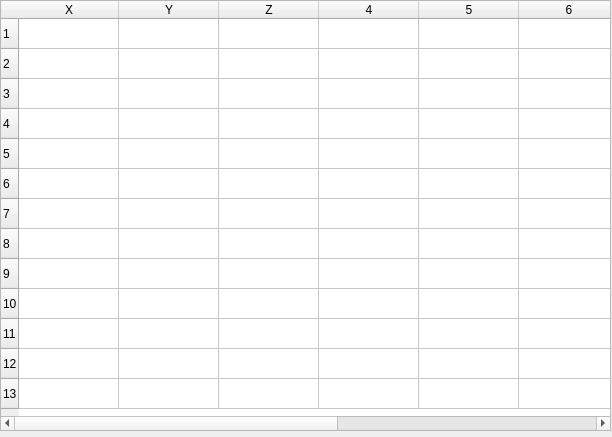
The window that ui/table.ui (Franchini/Canvas) describes before a commit, drawn with Qt 5.
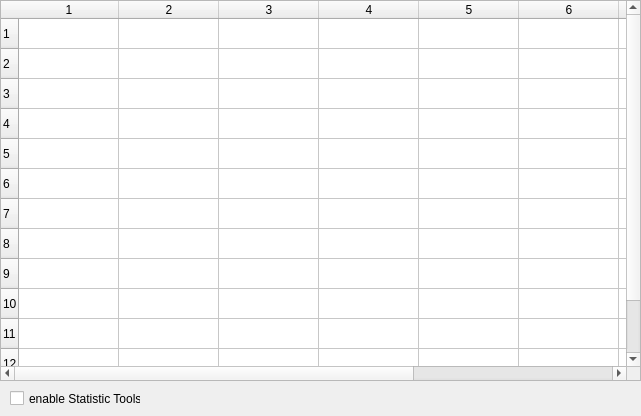
The same window after the commit.

Patch:
```diff
--- a/ui/table.ui
+++ b/ui/table.ui
@@ -6,10 +6,28 @@
    <rect>
     <x>0</x>
     <y>0</y>
-    <width>612</width>
-    <height>437</height>
+    <width>641</width>
+    <height>416</height>
    </rect>
   </property>
+  <property name="sizePolicy">
+   <sizepolicy hsizetype="Fixed" vsizetype="Fixed">
+    <horstretch>0</horstretch>
+    <verstretch>0</verstretch>
+   </sizepolicy>
+  </property>
+  <property name="minimumSize">
+   <size>
+    <width>641</width>
+    <height>416</height>
+   </size>
+  </property>
+  <property name="maximumSize">
+   <size>
+    <width>641</width>
+    <height>416</height>
+   </size>
+  </property>
   <property name="windowTitle">
    <string>Dialog</string>
   </property>
@@ -18,8 +36,8 @@
     <rect>
      <x>0</x>
      <y>0</y>
-     <width>611</width>
-     <height>431</height>
+     <width>641</width>
+     <height>381</height>
     </rect>
    </property>
    <property name="sortingEnabled">
@@ -44,27 +62,74 @@
    <row/>
    <row/>
    <row/>
-   <column>
-    <property name="text">
-     <string>X</string>
-    </property>
-   </column>
-   <column>
-    <property name="text">
-     <string>Y</string>
-    </property>
-   </column>
-   <column>
-    <property name="text">
-     <string>Z</string>
-    </property>
-   </column>
    <column/>
    <column/>
    <column/>
    <column/>
    <column/>
    <column/>
+   <column/>
+   <column/>
+   <column/>
+  </widget>
+  <widget class="QTabWidget" name="tabTools">
+   <property name="geometry">
+    <rect>
+     <x>0</x>
+     <y>420</y>
+     <width>641</width>
+     <height>241</height>
+    </rect>
+   </property>
+   <property name="focusPolicy">
+    <enum>Qt::TabFocus</enum>
+   </property>
+   <property name="currentIndex">
+    <number>1</number>
+   </property>
+   <widget class="QWidget" name="tabFilter">
+    <attribute name="title">
+     <string>Filter</string>
+    </attribute>
+   </widget>
+   <widget class="QWidget" name="tabStatistic">
+    <property name="focusPolicy">
+     <enum>Qt::TabFocus</enum>
+    </property>
+    <attribute name="title">
+     <string>Statistics</string>
+    </attribute>
+    <widget class="QLabel" name="statisticOutput">
+     <property name="geometry">
+      <rect>
+       <x>10</x>
+       <y>20</y>
+       <width>601</width>
+       <height>111</height>
+      </rect>
+     </property>
+     <property name="text">
+      <string>This is the statistical output area.
+Select data to list its statistical properties</string>
+     </property>
+     <property name="alignment">
+      <set>Qt::AlignHCenter|Qt::AlignTop</set>
+     </property>
+    </widget>
+   </widget>
+  </widget>
+  <widget class="QCheckBox" name="checkTool">
+   <property name="geometry">
+    <rect>
+     <x>10</x>
+     <y>390</y>
+     <width>131</width>
+     <height>17</height>
+    </rect>
+   </property>
+   <property name="text">
+    <string>enable Statistic Tools</string>
+   </property>
   </widget>
  </widget>
  <resources/>
```
Left out of the diff: 9 changed lines with no effect on the pictures.
